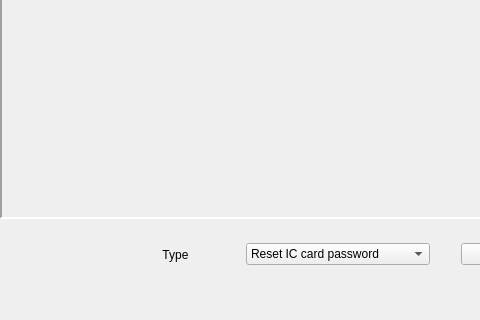
Qt form TakePhotos.ui (qpzm1258/Service-Timeline) before a commit; both pictures show x 0 to 480 and y 280 to 600 of the 803 by 600 pixel window.
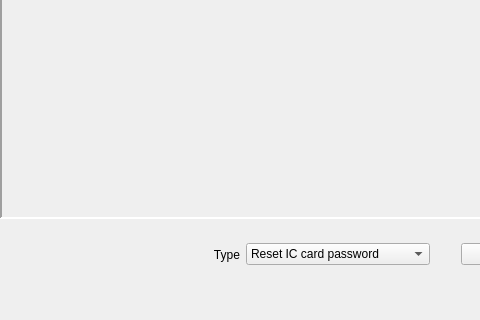
The same form after that commit.

The edit to the form file:
```diff
--- a/TakePhotos.ui
+++ b/TakePhotos.ui
@@ -428,7 +428,7 @@
         <string>Type</string>
        </property>
        <property name="alignment">
-        <set>Qt::AlignCenter</set>
+        <set>Qt::AlignRight|Qt::AlignTrailing|Qt::AlignVCenter</set>
        </property>
       </widget>
      </item>
```
